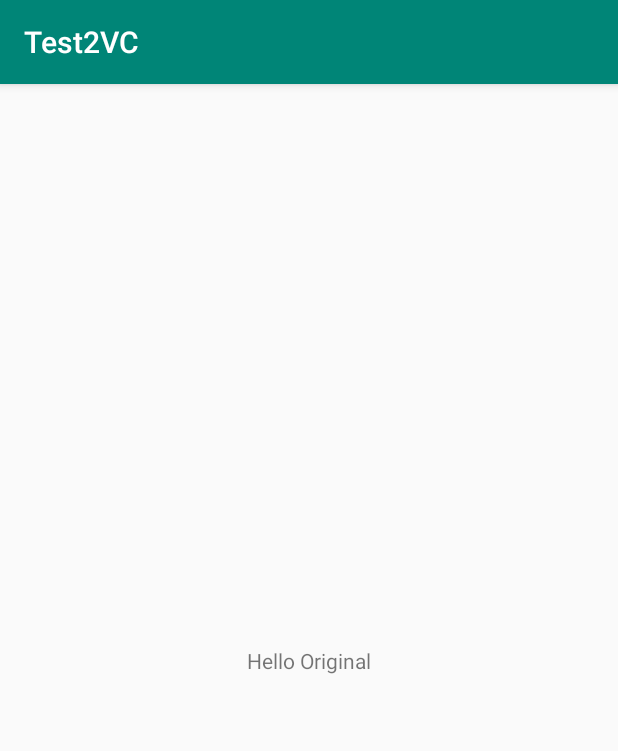
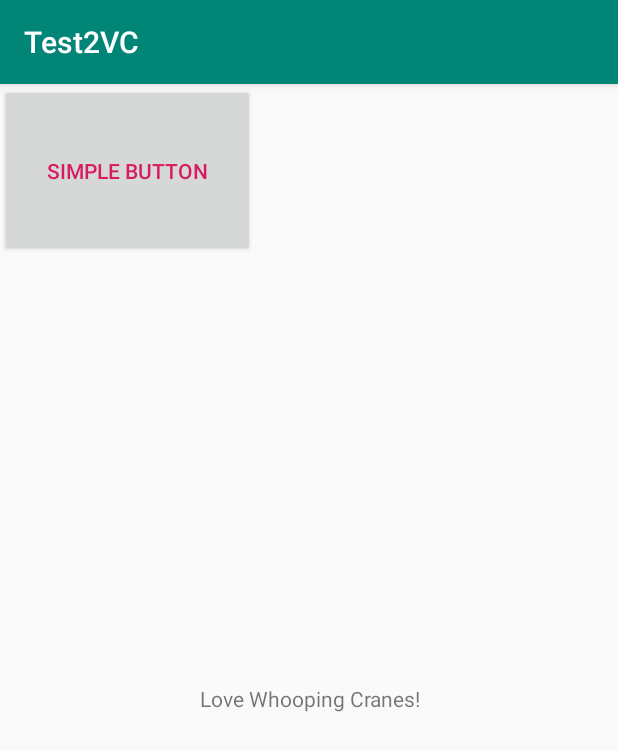
Before and after one commit to RHSoftwareDev/TestVC2, an Android app: the screen it shows after launch (MainActivity), on a phone screen of 412 x 824 dp. Shown: the top 751 px of the screen. Run offline under Robolectric (Android 15) with nearby library versions, the phone set to English and light mode, and no system bars.

Commit message:
Fixed message, added button

```diff
--- a/app/src/main/res/layout/activity_main.xml
+++ b/app/src/main/res/layout/activity_main.xml
@@ -7,12 +7,22 @@
     tools:context=".MainActivity">
 
     <TextView
-        android:layout_width="wrap_content"
-        android:layout_height="wrap_content"
-        android:text="Hello Original"
+        android:layout_width="165dp"
+        android:layout_height="83dp"
+        android:text="Love Whooping Cranes!"
         app:layout_constraintBottom_toBottomOf="parent"
+        app:layout_constraintHorizontal_bias="0.54"
         app:layout_constraintLeft_toLeftOf="parent"
         app:layout_constraintRight_toRightOf="parent"
-        app:layout_constraintTop_toTopOf="parent" />
+        app:layout_constraintTop_toBottomOf="@+id/button" />
+
+    <Button
+        android:id="@+id/button"
+        android:layout_width="170dp"
+        android:layout_height="115dp"
+        android:text="Simple Button"
+        android:textColor="@color/colorAccent"
+        tools:layout_editor_absoluteX="121dp"
+        tools:layout_editor_absoluteY="116dp" />
 
 </androidx.constraintlayout.widget.ConstraintLayout>
```
